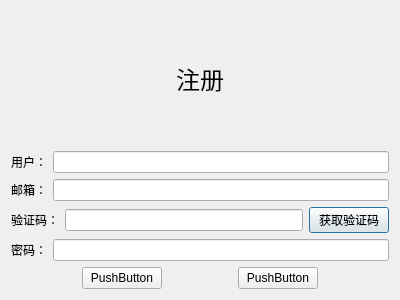
Before: the Qt Designer form registerdialog.ui in Riustina/ChatClient, drawn with Qt 5.
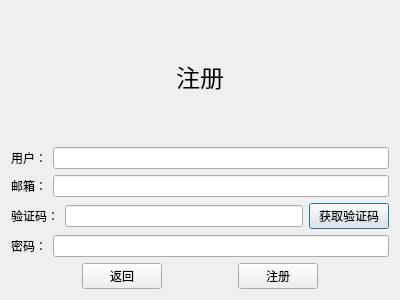
After: the same form once the commit is applied.

Diff of the .ui file:
```diff
--- a/registerdialog.ui
+++ b/registerdialog.ui
@@ -118,7 +118,7 @@
      <item>
       <widget class="QPushButton" name="cancelButton">
        <property name="text">
-        <string>PushButton</string>
+        <string>返回</string>
        </property>
       </widget>
      </item>
@@ -138,7 +138,7 @@
      <item>
       <widget class="QPushButton" name="registerButton">
        <property name="text">
-        <string>PushButton</string>
+        <string>注册</string>
        </property>
       </widget>
      </item>
```
